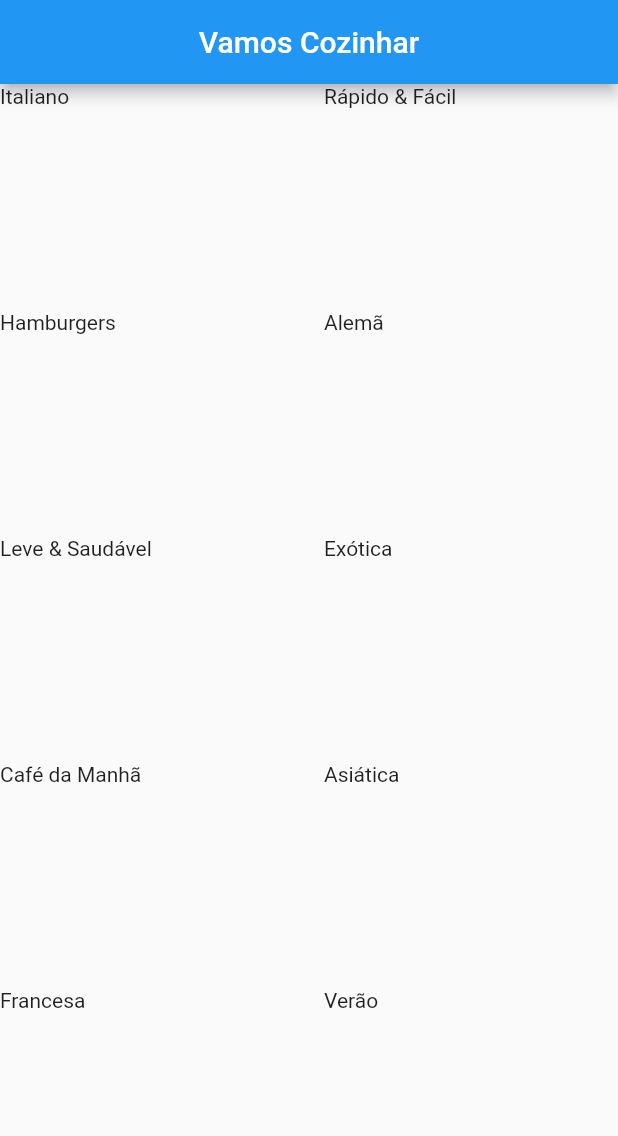
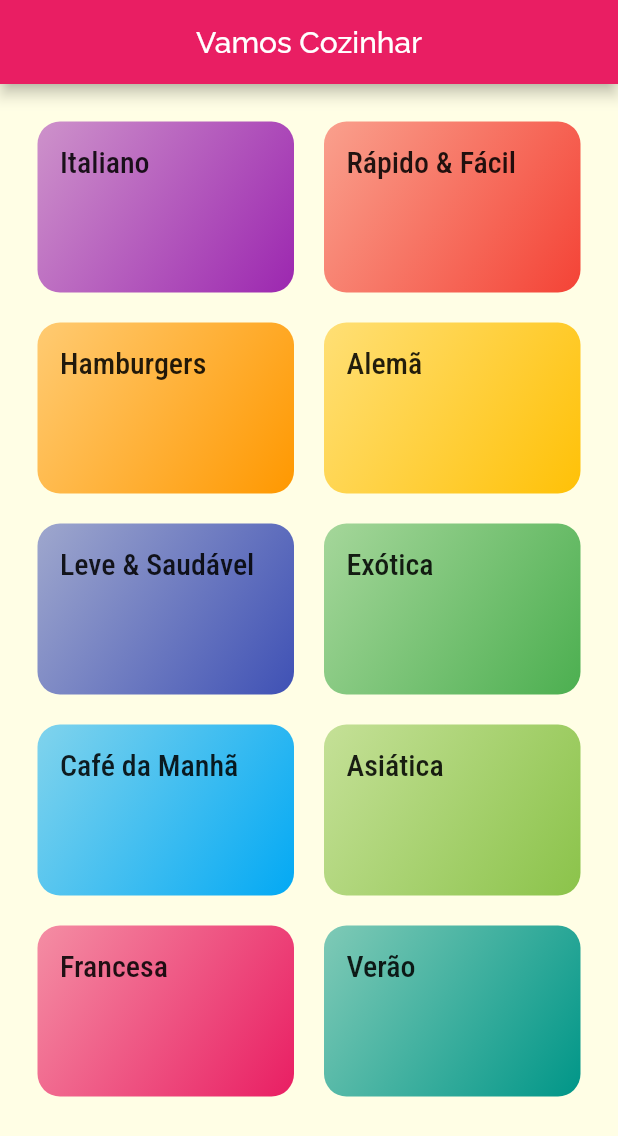
Before and after one commit to s7Thiago/flutter-food-recipes-book, a Flutter app: the screen it shows after launch, on a phone screen of 412 x 824 dp. Shown: the top 1136 px of the screen. Run offline on Flutter 3.47's test engine with Material 2 defaults, Android fonts, the light colour scheme and no system bars.

Commit message:
Improving font and style

```diff
--- a/lib/components/category_item.dart
+++ b/lib/components/category_item.dart
@@ -9,7 +9,22 @@ class CategoryItem extends StatelessWidget {
   @override
   Widget build(BuildContext context) {
     return Container(
-      child: Text(category.title),
+      padding: const EdgeInsets.all(15),
+      child: Text(
+        category.title,
+        style: Theme.of(context).textTheme.headline6,
+      ),
+      decoration: BoxDecoration(
+        gradient: LinearGradient(
+          colors: [
+            category.color.withOpacity(.5),
+            category.color,
+          ],
+          begin: Alignment.topLeft,
+          end: Alignment.bottomRight,
+        ),
+        borderRadius: BorderRadius.circular(15),
+      ),
     );
   }
 }
--- a/lib/main.dart
+++ b/lib/main.dart
@@ -9,7 +9,15 @@ class MyApp extends StatelessWidget {
     return MaterialApp(
       title: 'DeliMeals',
       theme: ThemeData(
-        primarySwatch: Colors.blue,
+        primarySwatch: Colors.pink,
+        accentColor: Colors.amber,
+        canvasColor: Color.fromRGBO(255, 254, 229, 1),
+        fontFamily: 'Raleway',
+        textTheme: ThemeData.light().textTheme.copyWith(
+                headline6: TextStyle(
+              fontSize: 20,
+              fontFamily: 'RobotoCondensed',
+            )),
       ),
       home: CategoriesScreen(),
     );
--- a/lib/screens/categories_screens.dart
+++ b/lib/screens/categories_screens.dart
@@ -13,6 +13,7 @@ class CategoriesScreen extends StatelessWidget {
         centerTitle: true,
       ),
       body: GridView(
+        padding: const EdgeInsets.all(25),
         gridDelegate: SliverGridDelegateWithMaxCrossAxisExtent(
           maxCrossAxisExtent: 200,
           childAspectRatio: 3 / 2,
```
Also changed, not shown: pubspec.yaml (+17 -6 lines), assets/fonts/Raleway-Black.ttf (added), assets/fonts/Raleway-Bold.ttf (added), assets/fonts/Raleway-Regular.ttf (added), assets/fonts/RobotoCondensed-Bold.ttf (added), assets/fonts/RobotoCondensed-Italic.ttf (added), assets/fonts/RobotoCondensed-Light.ttf (added), assets/fonts/RobotoCondensed-Regular.ttf (added).
